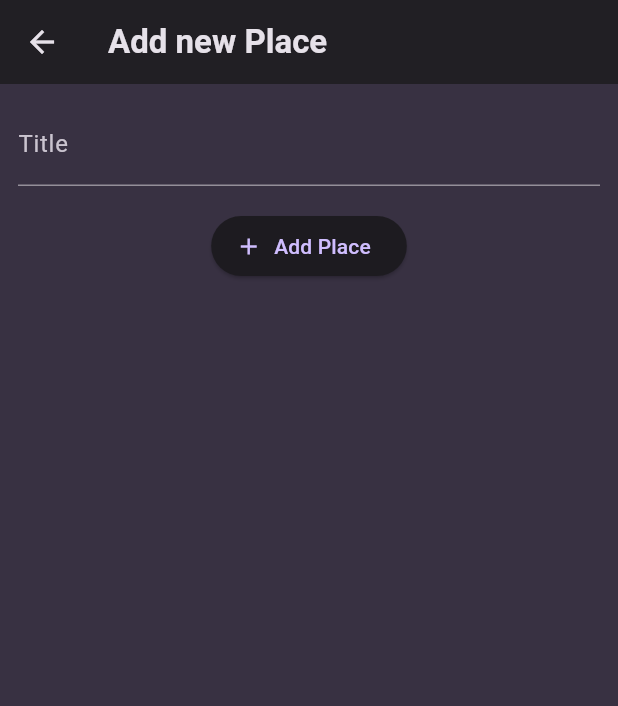
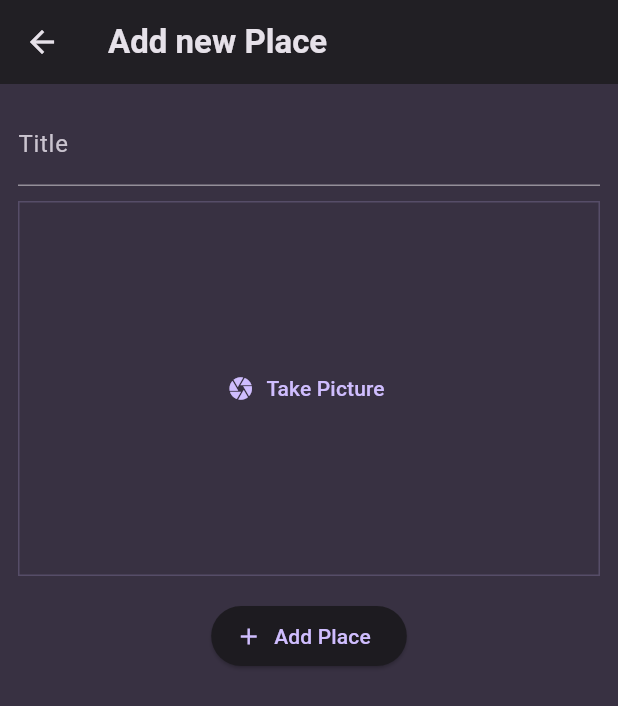
Before and after one commit to Mir-37/where_you_at, a Flutter app: the screen it shows after launch, after a tap on the "add" icon, on a phone screen of 412 x 824 dp. Shown: the top 706 px of the screen. Run offline on Flutter 3.47's test engine with Material 3 defaults, Android fonts, the phone set to English and light mode, and no system bars; our stand-ins replace flutter_riverpod, google_fonts.

Commit message:
feat(ui): implement image input widget and update add place screen
Add a new ImageInput widget to allow users to capture images and
integrate it into the AddPlaceScreen. Also disable the debug banner
in the main application entry point.

```diff
--- a/lib/main.dart
+++ b/lib/main.dart
@@ -32,6 +32,7 @@ class MyApp extends StatelessWidget {
     return MaterialApp(
       title: 'Great Places',
       theme: theme,
+      debugShowCheckedModeBanner: false,
       home: const PlacesListingScreen(),
     );
   }
--- a/lib/screens/add_place_screen.dart
+++ b/lib/screens/add_place_screen.dart
@@ -1,6 +1,7 @@
 import 'package:flutter/material.dart';
 import 'package:flutter_riverpod/flutter_riverpod.dart';
 import 'package:wya/providers/user_places.dart';
+import 'package:wya/widgets/image_input.dart';
 
 class AddPlaceScreen extends ConsumerStatefulWidget {
   const AddPlaceScreen({super.key});
@@ -55,6 +56,10 @@ class AddPlaceScreenState extends ConsumerState<AddPlaceScreen> {
                 ),
               ),
               const SizedBox(
+                height: 10,
+              ),
+              ImageInput(),
+              const SizedBox(
                 height: 16,
               ),
               ElevatedButton.icon(
--- /dev/null
+++ b/lib/widgets/image_input.dart
@@ -0,0 +1,36 @@
+import 'package:flutter/material.dart';
+
+class ImageInput extends StatefulWidget {
+  const ImageInput({super.key});
+
+  @override
+  State<ImageInput> createState() {
+    return _ImageInputState();
+  }
+}
+
+class _ImageInputState extends State<ImageInput> {
+  void _takePicture() {}
+
+  @override
+  Widget build(BuildContext context) {
+    return Container(
+      height: 250,
+      width: double.infinity,
+      decoration: BoxDecoration(
+        border: Border.all(
+          width: 1,
+          color: Theme.of(
+            context,
+          ).colorScheme.primary.withAlpha((255 * 0.2).round()),
+        ),
+      ),
+      alignment: Alignment.center,
+      child: TextButton.icon(
+        icon: const Icon(Icons.camera),
+        label: const Text('Take Picture'),
+        onPressed: _takePicture,
+      ),
+    );
+  }
+}
```
